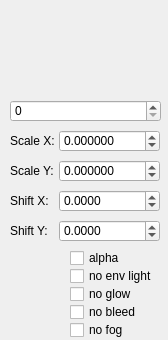
This is editor/wdgsurfaceedit.ui in Marzac/die as Qt 5 draws it before an edit. The edited form follows.
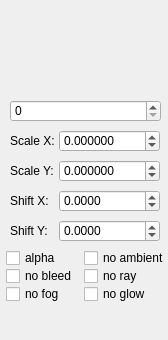
This is the edited form. Custom widgets are drawn as their Qt base class.

Commit message: Split the no env light surface flag into no ambient and no ray

```diff
--- a/editor/wdgsurfaceedit.ui
+++ b/editor/wdgsurfaceedit.ui
@@ -170,17 +170,17 @@
    </property>
   </widget>
   <widget class="QCheckBox" name="checkAlpha">
+   <property name="geometry">
+    <rect>
+     <x>6</x>
+     <y>248</y>
+     <width>78</width>
+     <height>20</height>
+    </rect>
+   </property>
    <property name="toolTip">
     <string>Magenta texels are transparent</string>
    </property>
-   <property name="geometry">
-    <rect>
-     <x>70</x>
-     <y>248</y>
-     <width>91</width>
-     <height>20</height>
-    </rect>
-   </property>
    <property name="text">
     <string>alpha</string>
    </property>
@@ -188,9 +188,25 @@
   <widget class="QCheckBox" name="checkNoEnvLight">
    <property name="geometry">
     <rect>
-     <x>70</x>
+     <x>84</x>
+     <y>248</y>
+     <width>84</width>
+     <height>20</height>
+    </rect>
+   </property>
+   <property name="toolTip">
+    <string>Ignore the sun ambient light</string>
+   </property>
+   <property name="text">
+    <string>no ambient</string>
+   </property>
+  </widget>
+  <widget class="QCheckBox" name="checkNoRay">
+   <property name="geometry">
+    <rect>
+     <x>84</x>
      <y>266</y>
-     <width>91</width>
+     <width>84</width>
      <height>20</height>
     </rect>
    </property>
@@ -198,15 +214,15 @@
     <string>Ignore the sun light. With no glow: texture as is</string>
    </property>
    <property name="text">
-    <string>no env light</string>
+    <string>no ray</string>
    </property>
   </widget>
   <widget class="QCheckBox" name="checkNoGlow">
    <property name="geometry">
     <rect>
-     <x>70</x>
+     <x>84</x>
      <y>284</y>
-     <width>91</width>
+     <width>84</width>
      <height>20</height>
     </rect>
    </property>
@@ -220,9 +236,9 @@
   <widget class="QCheckBox" name="checkNoBleed">
    <property name="geometry">
     <rect>
-     <x>70</x>
-     <y>302</y>
-     <width>91</width>
+     <x>6</x>
+     <y>266</y>
+     <width>78</width>
      <height>20</height>
     </rect>
    </property>
@@ -244,17 +260,17 @@
    </property>
   </widget>
   <widget class="QCheckBox" name="checkNoFog">
+   <property name="geometry">
+    <rect>
+     <x>6</x>
+     <y>284</y>
+     <width>78</width>
+     <height>20</height>
+    </rect>
+   </property>
    <property name="toolTip">
     <string>Not affected by the fog</string>
    </property>
-   <property name="geometry">
-    <rect>
-     <x>70</x>
-     <y>320</y>
-     <width>91</width>
-     <height>20</height>
-    </rect>
-   </property>
    <property name="text">
     <string>no fog</string>
    </property>
```
Left out of the diff: 6 changed lines with no effect on the pictures. The commit also changes 6 other files.
